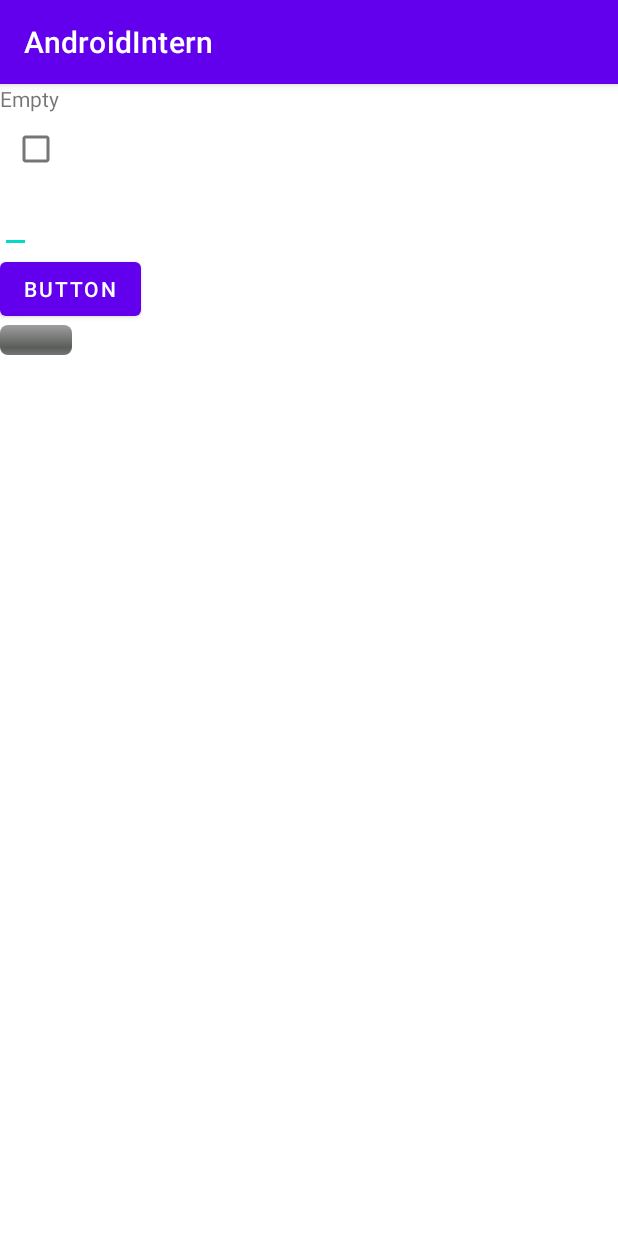
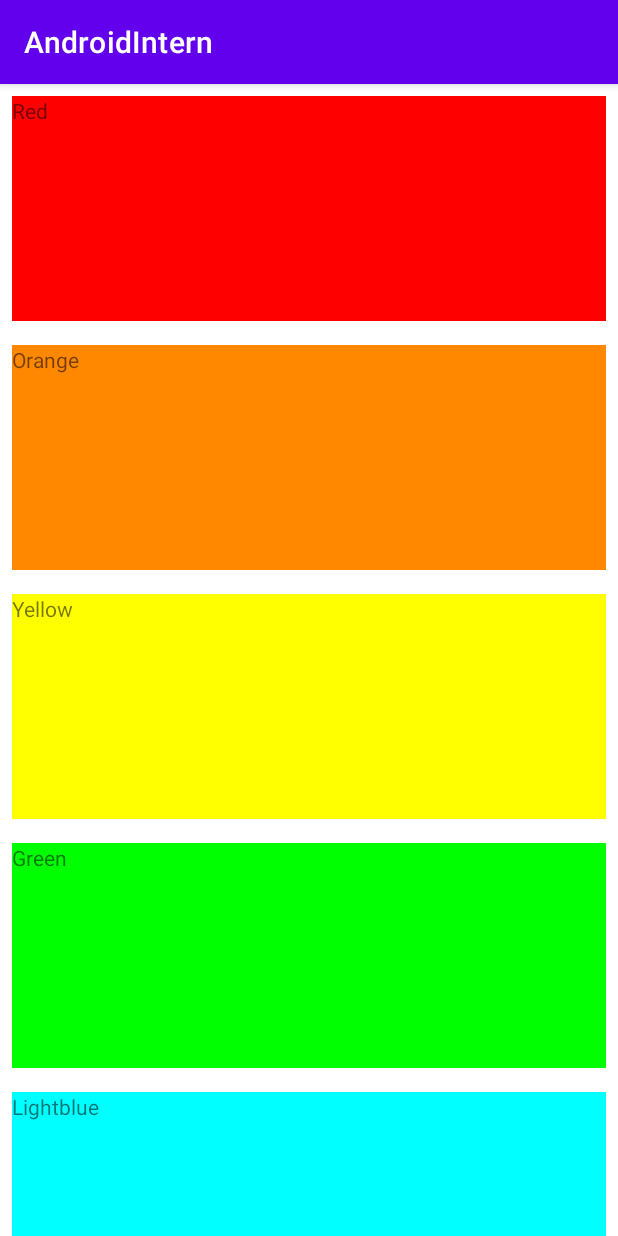
Before and after one commit to alex-ivankova766/AndroidIntern, an Android app: the screen it shows after launch (MainActivity), on a phone screen of 412 x 824 dp. Run offline under Robolectric (Android 15) with nearby library versions, the phone set to English and light mode, and no system bars; our stand-ins replace Timber.

Commit message:
Task 10 задача решена, плюс я раскрасила вьюшки))))

```diff
--- /dev/null
+++ b/app/src/main/java/com/example/androidintern/ColorAdapter.kt
@@ -0,0 +1,31 @@
+package com.example.androidintern
+
+import android.view.LayoutInflater
+import android.view.View
+import android.view.ViewGroup
+import android.widget.TextView
+import androidx.recyclerview.widget.RecyclerView
+
+class ColorAdapter(private val colorList: ColorData) : RecyclerView.Adapter<ColorHolder>() {
+    override fun onCreateViewHolder(parent: ViewGroup, viewType: Int): ColorHolder {
+        val itemView =
+            LayoutInflater.from(parent.context).inflate(R.layout.item_color, parent, false)
+        return ColorHolder(itemView)
+    }
+
+    override fun onBindViewHolder(holder: ColorHolder, position: Int) {
+        holder.bind(colorList.colorNames[position])
+    }
+
+    override fun getItemCount(): Int {
+        return colorList.colorNames.size
+    }
+}
+
+class ColorHolder(colorView: View) : RecyclerView.ViewHolder(colorView) {
+    private var tvColor: TextView = colorView.findViewById(R.id.tvColor)
+    fun bind(colorName: String) {
+        tvColor.text = colorName
+        tvColor.setBackgroundResource(ColorValueMap.getValue(colorName))
+    }
+}
--- /dev/null
+++ b/app/src/main/java/com/example/androidintern/ColorData.kt
@@ -0,0 +1,3 @@
+package com.example.androidintern
+
+data class ColorData(val colorNames: List<String>)
--- /dev/null
+++ b/app/src/main/java/com/example/androidintern/ColorList.kt
@@ -0,0 +1,13 @@
+package com.example.androidintern
+
+val ColorList = ColorData(listOf("Red", "Orange", "Yellow", "Green", "Lightblue", "Blue", "Purple"))
+
+val ColorValueMap = mapOf(
+    "Red" to R.color.red,
+    "Orange" to R.color.orange,
+    "Yellow" to R.color.yellow,
+    "Green" to R.color.green,
+    "Lightblue" to R.color.lightblue,
+    "Blue" to R.color.blue,
+    "Purple" to R.color.purple
+)
--- a/app/src/main/java/com/example/androidintern/MainActivity.kt
+++ b/app/src/main/java/com/example/androidintern/MainActivity.kt
@@ -1,28 +1,20 @@
 package com.example.androidintern
 
 import android.os.Bundle
-import android.text.TextUtils
-import android.widget.Button
-import android.widget.CheckBox
-import android.widget.EditText
-import android.widget.ProgressBar
-import android.widget.TextView
 import androidx.appcompat.app.AppCompatActivity
+import androidx.recyclerview.widget.LinearLayoutManager
+import androidx.recyclerview.widget.RecyclerView
 
 class MainActivity : AppCompatActivity() {
     override fun onCreate(savedInstanceState: Bundle?) {
         super.onCreate(savedInstanceState)
         setContentView(R.layout.activity_main)
-        val button = findViewById<Button>(R.id.button)
-        val view = findViewById<TextView>(R.id.text_view)
-        val checkBox = findViewById<CheckBox>(R.id.check_box)
-        val editText = findViewById<EditText>(R.id.edit_text)
-        val progressBar = findViewById<ProgressBar>(R.id.progress_bar)
-        button.setOnClickListener {
-            if (checkBox.isChecked && !TextUtils.isEmpty(editText.text.toString())) {
-                view.text = editText.text.toString()
-                progressBar.progress += 10
-            }
-        }
+        initRV()
+    }
+
+    private fun initRV() {
+        val recycleView: RecyclerView = findViewById(R.id.rvColors)
+        recycleView.layoutManager = LinearLayoutManager(this)
+        recycleView.adapter = ColorAdapter(ColorList)
     }
 }
--- a/app/src/main/res/layout/activity_main.xml
+++ b/app/src/main/res/layout/activity_main.xml
@@ -4,33 +4,9 @@
     android:layout_height="match_parent"
     android:orientation="vertical">
 
-    <TextView
-        android:id="@+id/text_view"
-        android:layout_width="wrap_content"
-        android:layout_height="wrap_content"
-        android:text="@string/text_view"/>
-
-    <CheckBox
-        android:id="@+id/check_box"
-        android:layout_width="wrap_content"
-        android:layout_height="wrap_content" />
-
-    <EditText
-        android:id="@+id/edit_text"
-        android:layout_width="wrap_content"
-        android:layout_height="wrap_content"/>
-
-    <Button
-        android:id="@+id/button"
-        android:layout_width="wrap_content"
-        android:layout_height="wrap_content"
-        android:text="@string/button"/>
-
-    <ProgressBar
-        style="@android:style/Widget.ProgressBar.Horizontal"
-        android:id="@+id/progress_bar"
-        android:layout_width="wrap_content"
-        android:layout_height="wrap_content"
-        android:max="100"/>
+    <androidx.recyclerview.widget.RecyclerView
+        android:id="@+id/rvColors"
+        android:layout_width="match_parent"
+        android:layout_height="match_parent" />
 
 </LinearLayout>
--- /dev/null
+++ b/app/src/main/res/layout/item_color.xml
@@ -0,0 +1,12 @@
+<?xml version="1.0" encoding="utf-8"?>
+<LinearLayout xmlns:android="http://schemas.android.com/apk/res/android"
+    android:layout_width="match_parent"
+    android:layout_height="150dp"
+    android:layout_margin="8dp">
+
+    <TextView
+        android:id="@+id/tvColor"
+        android:layout_width="match_parent"
+        android:layout_height="150dp"/>
+
+</LinearLayout>
--- a/app/src/main/res/values/colors.xml
+++ b/app/src/main/res/values/colors.xml
@@ -7,4 +7,13 @@
     <color name="teal_700">#FF018786</color>
     <color name="black">#FF000000</color>
     <color name="white">#FFFFFFFF</color>
+
+    <color name="red">#FF0000</color>
+    <color name="orange">#FF8800</color>
+    <color name="yellow">#FFFF00</color>
+    <color name="green">#00FF00</color>
+    <color name="lightblue">#00FFFF</color>
+    <color name="blue">#0000FF</color>
+    <color name="purple">#FF00FF</color>
+
 </resources>
--- a/app/src/main/res/values/strings.xml
+++ b/app/src/main/res/values/strings.xml
@@ -1,5 +1,3 @@
 <resources>
     <string name="app_name">AndroidIntern</string>
-    <string name="button">Button</string>
-    <string name="text_view">Empty</string>
 </resources>
```
